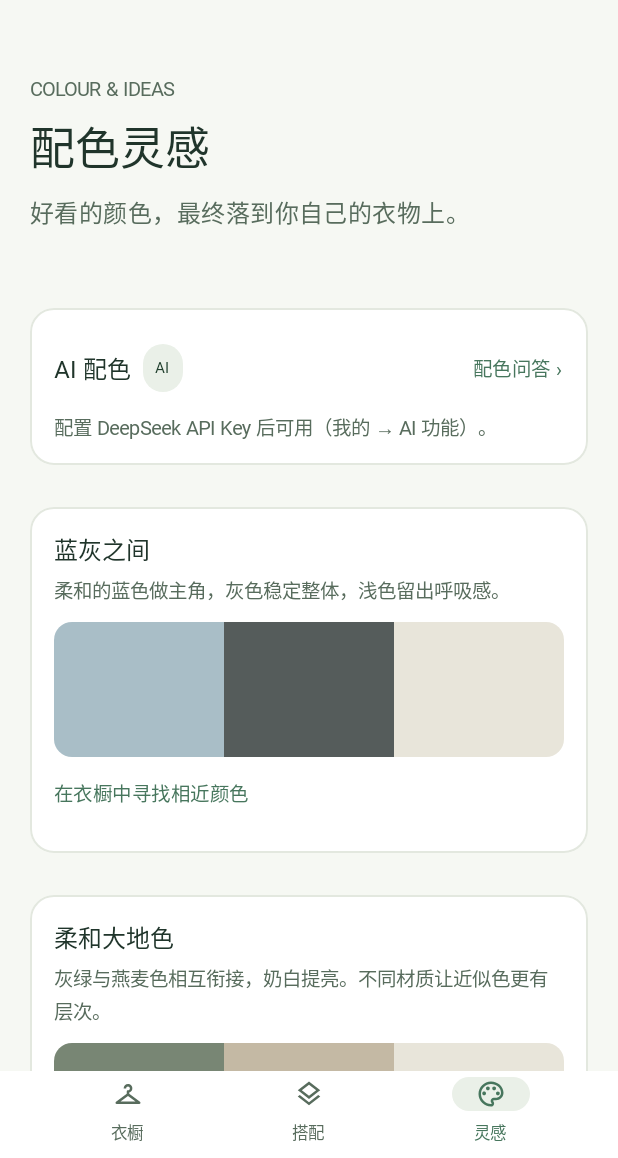
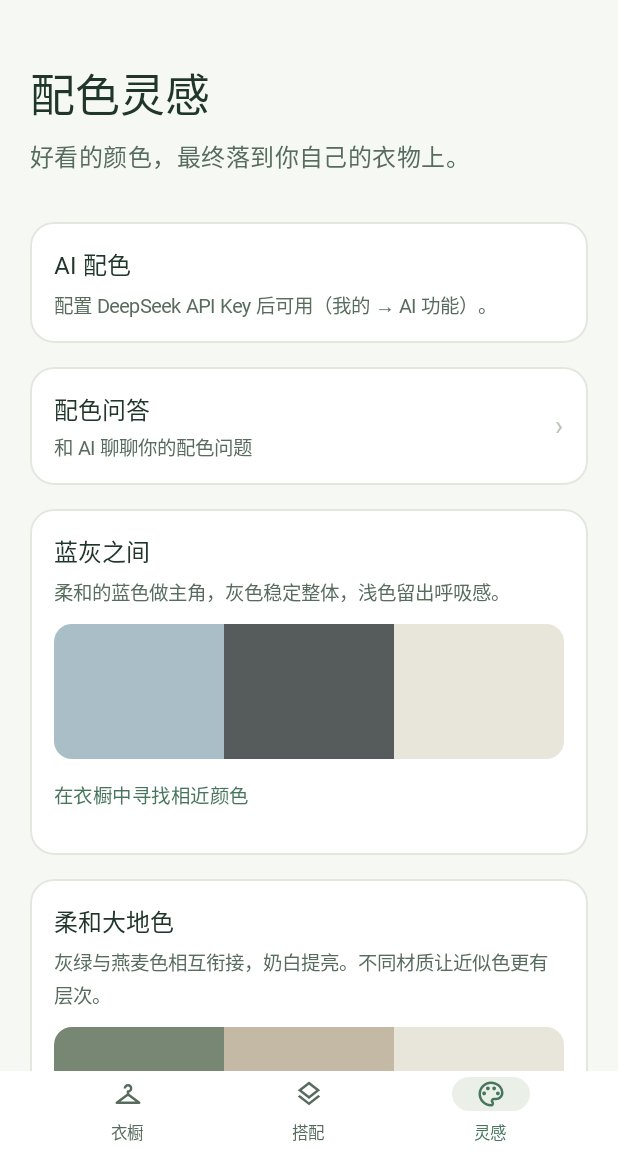
Before and after one commit to frozamina/fitlog, an Android app built with Jetpack Compose: the InspirationScreen screen opened through its navigation route, on a phone screen of 412 x 824 dp, the part 78-1236 px from its top. Run offline under Robolectric (Android 15) with nearby library versions, the phone set to English and light mode, and no system bars; our stand-ins replace Room's generated code; pictures from the network do not load; Roboto replaces fonts that are not available here.

Commit message:
v0.4.10: 三大主页纵向节奏收紧（Heading 边距/列表间隔/空状态留白）；灵感页删英文眉题与 AI 徽章，配色问答独立入口卡片；清理其余英文眉题

```diff
--- a/app/build.gradle.kts
+++ b/app/build.gradle.kts
@@ -14,8 +14,8 @@ android {
         applicationId = "com.fitlog.app"
         minSdk = 26
         targetSdk = 34
-        versionCode = 15
-        versionName = "0.4.9"
+        versionCode = 16
+        versionName = "0.4.10"
     }
 
     buildTypes {
--- a/app/src/main/java/com/fitlog/app/ui/StudioComponents.kt
+++ b/app/src/main/java/com/fitlog/app/ui/StudioComponents.kt
@@ -31,13 +31,13 @@ import java.io.File
 
 @Composable
 fun StudioHeading(eyebrow:String,title:String,description:String){
-    Column(Modifier.fillMaxWidth().padding(top=20.dp,bottom=24.dp)){
+    Column(Modifier.fillMaxWidth().padding(top=8.dp,bottom=16.dp)){
         if(eyebrow.isNotBlank()){
             Text(eyebrow,style=Typography2.caption,color=FitTheme.colors.textSub)
-            Spacer(Modifier.height(8.dp))
+            Spacer(Modifier.height(6.dp))
         }
         Text(title,style=Typography2.pageTitle,color=FitTheme.colors.textMain,modifier=Modifier.semantics { heading() })
-        if(description.isNotBlank()){Spacer(Modifier.height(10.dp));Text(description,style=Typography2.body,color=FitTheme.colors.textSub)}
+        if(description.isNotBlank()){Spacer(Modifier.height(8.dp));Text(description,style=Typography2.body,color=FitTheme.colors.textSub)}
     }
 }
 /**
--- a/app/src/main/java/com/fitlog/app/ui/screens/DetailScreen.kt
+++ b/app/src/main/java/com/fitlog/app/ui/screens/DetailScreen.kt
@@ -28,7 +28,7 @@ fun DetailScreen(vm:AppViewModel,garmentId:Long,onBack:()->Unit,onEdit:(Long)->U
             StageReveal(0){GarmentPhoto(g,cover?:images.firstOrNull { it.isCover }?.path?:images.firstOrNull()?.path,Modifier.fillMaxWidth().heightIn(max=420.dp).aspectRatio(1f))}
             if(images.size>1)Row(Modifier.padding(vertical=8.dp),horizontalArrangement=Arrangement.spacedBy(8.dp)){images.take(9).forEach { image->Box(Modifier.size(48.dp).clickable{cover=image.path}){GarmentPhoto(g,image.path,Modifier.fillMaxSize())}}}
             StageReveal(1){Column{
-                StudioHeading(g.brand.ifBlank { "YOUR PIECE" },g.name,"${g.type} · 标码 ${g.sizeLabel.ifBlank { "未记录" }}")
+                StudioHeading("",g.name,"${g.type} · 标码 ${g.sizeLabel.ifBlank { "未记录" }}")
                 if(Styling.slot(g.type)!=Styling.Slot.NONE)Button(onClick={onStyle(g.id)},modifier=Modifier.fillMaxWidth().heightIn(min=48.dp)){Text("用这件搭配")}
                 Row(Modifier.fillMaxWidth(),horizontalArrangement=Arrangement.SpaceBetween){TextButton(onClick={vm.favorite(g.id)}){Icon(if(g.favorite)Icons.Outlined.Favorite else Icons.Outlined.FavoriteBorder,contentDescription=null);Spacer(Modifier.width(6.dp));Text(if(g.favorite)"已收藏" else "收藏")};TextButton(onClick={onEdit(g.id)}){Text("编辑单品")}}
             }}
--- a/app/src/main/java/com/fitlog/app/ui/screens/ListScreen.kt
+++ b/app/src/main/java/com/fitlog/app/ui/screens/ListScreen.kt
@@ -23,7 +23,7 @@ fun ListScreen(vm:AppViewModel,onOpen:(Long)->Unit,onAdd:()->Unit={},onStyle:(Lo
     val aiPalettes by vm.aiPalettes.collectAsState()
     val group=StudioPalettes.all.find { it.id==palette } ?: aiPalettes.find { it.id==palette }
     val shown=garments.filter { g -> (category=="全部"||g.type==category)&&(!favorite||g.favorite)&&(query.isBlank()||(g.name+" "+g.brand).contains(query,true))&&(group==null||Styling.matchesPalette(g.mainColor,group.colors)) }
-    LazyVerticalGrid(columns=GridCells.Adaptive(156.dp),modifier=Modifier.fillMaxSize(),contentPadding=PaddingValues(start=20.dp,end=20.dp,bottom=88.dp),horizontalArrangement=Arrangement.spacedBy(16.dp),verticalArrangement=Arrangement.spacedBy(26.dp)){
+    LazyVerticalGrid(columns=GridCells.Adaptive(156.dp),modifier=Modifier.fillMaxSize(),contentPadding=PaddingValues(start=20.dp,end=20.dp,bottom=88.dp),horizontalArrangement=Arrangement.spacedBy(16.dp),verticalArrangement=Arrangement.spacedBy(20.dp)){
         item(span={GridItemSpan(maxLineSpan)}){StageReveal(0){Column{
             StudioHeading("", "我的衣橱", "先选一件想穿的，再找到它的搭配。")
             Row(Modifier.fillMaxWidth(),horizontalArrangement=Arrangement.SpaceBetween,verticalAlignment=Alignment.CenterVertically){Text("${garments.size} 件衣物",style=Typography2.caption,color=FitTheme.colors.textSub);Button(onClick=onAdd){Icon(Icons.Outlined.Add,contentDescription=null);Text("录入衣物")}}
--- a/app/src/main/java/com/fitlog/app/ui/screens/StudioScreens.kt
+++ b/app/src/main/java/com/fitlog/app/ui/screens/StudioScreens.kt
@@ -35,10 +35,10 @@ fun OutfitsScreen(vm:AppViewModel,onNew:()->Unit,onEdit:(Long)->Unit,onCopy:(Lon
     val outfits by vm.outfits.collectAsState();val links by vm.outfitPieces.collectAsState();val garments by vm.garments.collectAsState();val images by vm.imageLibrary.collectAsState()
     var query by remember { mutableStateOf("") }
     val shown=outfits.filter { (it.name+it.tags+it.occasion).contains(query,true) }
-    LazyColumn(Modifier.fillMaxSize(),contentPadding=PaddingValues(20.dp),verticalArrangement=Arrangement.spacedBy(24.dp)){
+    LazyColumn(Modifier.fillMaxSize(),contentPadding=PaddingValues(20.dp),verticalArrangement=Arrangement.spacedBy(16.dp)){
         item {StageReveal(0){Column{StudioHeading("","我的搭配","把喜欢的组合留下，下次直接拿来穿。");Button(onClick=onNew){Icon(Icons.Outlined.Add,contentDescription=null);Text("新建搭配")}}}}
         if(outfits.isNotEmpty())item {OutlinedTextField(query,{query=it},placeholder={Text("搜索名称、风格、场合")},singleLine=true,modifier=Modifier.fillMaxWidth())}
-        if(shown.isEmpty())item {Column(Modifier.padding(vertical=40.dp)){Text(if(outfits.isEmpty())"还没有保存搭配" else "没有找到匹配的搭配",style=Typography2.sectionTitle);Spacer(Modifier.height(12.dp));Text("先选一件想穿的，其他部分可以慢慢调整。",style=Typography2.body,color=FitTheme.colors.textSub)}}
+        if(shown.isEmpty())item {Column(Modifier.padding(vertical=8.dp)){Text(if(outfits.isEmpty())"还没有保存搭配" else "没有找到匹配的搭配",style=Typography2.sectionTitle);Spacer(Modifier.height(8.dp));Text("先选一件想穿的，其他部分可以慢慢调整。",style=Typography2.body,color=FitTheme.colors.textSub)}}
         items(shown,key={it.id}){o->StageReveal(1){Column{
             val pieces=links.filter { it.outfitId==o.id }.sortedBy { it.sortOrder }.mapNotNull { p->garments.find { it.id==p.garmentId } }
             Box(Modifier.clickable{onEdit(o.id)}){OutfitBoard(pieces,images,o.anchorId)}
@@ -75,13 +75,13 @@ fun OutfitEditorScreen(vm:AppViewModel,initialAnchor:Long,editId:Long,copyId:Lon
     StudioSubPage(if(editId>0&&!asNew)"调整这套搭配" else "从这一件开始",onBack){
         if(anchor==null&&selected.isEmpty()){
             LazyColumn(Modifier.fillMaxSize(),contentPadding=PaddingValues(20.dp),verticalArrangement=Arrangement.spacedBy(12.dp)){
-                item{StudioHeading("START WITH A PIECE","先选一件想穿的","推荐只会使用你已有的衣物。")}
+                item{StudioHeading("","先选一件想穿的","推荐只会使用你已有的衣物。")}
                 if(available.isEmpty())item{StudioNote("衣橱还没有可参与搭配的衣物，请先返回录入。")}
                 items(available,key={it.id}){g->TextButton(onClick={choose(g)},modifier=Modifier.fillMaxWidth().heightIn(min=56.dp)){Text(g.name,style=Typography2.body)}}
             };return@StudioSubPage
         }
         Column(Modifier.fillMaxSize().verticalScroll(rememberScrollState()).padding(20.dp)){
-            StudioHeading("STYLE AROUND IT","保留这一件，换出新的可能","搭配不绑定日期，可以反复修改和使用。")
+            StudioHeading("","保留这一件，换出新的可能","搭配不绑定日期，可以反复修改和使用。")
             Row(Modifier.fillMaxWidth(),verticalAlignment=Alignment.CenterVertically){Icon(Icons.Outlined.Lock,contentDescription=null,tint=MaterialTheme.colorScheme.primary);Spacer(Modifier.width(8.dp));Text(garments.find { it.id==anchor }?.name?:"尚未选择起搭单品",style=Typography2.cardTitle,modifier=Modifier.weight(1f));TextButton(onClick={picker="anchor"}){Text("更换")}}
             if(suggestions.size>1)FlowRow(horizontalArrangement=Arrangement.spacedBy(8.dp)){suggestions.forEachIndexed { n,s -> FilterChip(colors=FilterChipDefaults.filterChipColors(selectedContainerColor=if(FitTheme.colors.isDark) FitTheme.colors.surfaceVariant else PrimaryLight, selectedLabelColor=if(FitTheme.colors.isDark) FitTheme.colors.textMain else PrimaryDark),selected=selected==s.ids,onClick={selected=s.ids},label={Text("方案 ${n+1}")},modifier=Modifier.heightIn(min=44.dp)) }}
             Spacer(Modifier.height(12.dp));val pieces=selected.mapNotNull { id->garments.find { it.id==id } }
@@ -116,9 +116,21 @@ object StudioPalettes{val all=listOf(StudioPalette("blue","蓝灰之间","柔和
 fun InspirationScreen(vm:AppViewModel,onPalette:(String)->Unit,onStyle:(Long)->Unit,onChat:()->Unit={}){
     val garments by vm.garments.collectAsState()
     val aiPalettes by vm.aiPalettes.collectAsState()
-    LazyColumn(Modifier.fillMaxSize(),contentPadding=PaddingValues(20.dp),verticalArrangement=Arrangement.spacedBy(28.dp)){
-        item{StageReveal(0){StudioHeading("COLOUR & IDEAS","配色灵感","好看的颜色，最终落到你自己的衣物上。")}}
-        item{AiPaletteCard(vm,onChat)}
+    LazyColumn(Modifier.fillMaxSize(),contentPadding=PaddingValues(20.dp),verticalArrangement=Arrangement.spacedBy(16.dp)){
+        item{StageReveal(0){StudioHeading("","配色灵感","好看的颜色，最终落到你自己的衣物上。")}}
+        item{AiPaletteCard(vm)}
+        item{
+            // 独立入口：配色问答（与 AI 色板生成分离）
+            Surface(onClick=onChat,shape=RoundedCornerShape(16.dp),color=FitTheme.colors.surface,border=BorderStroke(1.dp,FitTheme.colors.line),modifier=Modifier.fillMaxWidth()){
+                Row(Modifier.padding(16.dp),verticalAlignment=Alignment.CenterVertically){
+                    Column(Modifier.weight(1f)){
+                        Text("配色问答",style=Typography2.cardTitle,color=FitTheme.colors.textMain)
+                        Spacer(Modifier.height(4.dp));Text("和 AI 聊聊你的配色问题",style=Typography2.caption,color=FitTheme.colors.textSub)
+                    }
+                    Text("›",fontSize=18.sp,color=FitTheme.colors.outline)
+                }
+            }
+        }
         items(aiPalettes,key={it.id}){p->PaletteCard(p,badge="AI 生成",onPalette=onPalette)}
         items(StudioPalettes.all,key={it.id}){p->PaletteCard(p,onPalette=onPalette)}
         item{StageReveal(2){StudioNote("这是配色灵感示例，不代表你的个人四季色彩结论。主色可以在衣物编辑中修正。")}}
@@ -149,19 +161,14 @@ private fun PaletteCard(p:StudioPalette,badge:String?=null,onPalette:(String)->U
 }
 @OptIn(ExperimentalLayoutApi::class,ExperimentalMaterial3Api::class)
 @Composable
-private fun AiPaletteCard(vm:AppViewModel,onChat:()->Unit){
+private fun AiPaletteCard(vm:AppViewModel){
     val hasKey by vm.apiKeyState.collectAsState()
     val busy by vm.aiBusy.collectAsState()
     var keyword by remember { mutableStateOf("") }
     var useWardrobe by remember { mutableStateOf(true) }
     Surface(shape=RoundedCornerShape(16.dp),color=FitTheme.colors.surface,border=BorderStroke(1.dp,FitTheme.colors.line),modifier=Modifier.fillMaxWidth()){
         Column(Modifier.padding(16.dp)){
-            Row(verticalAlignment=Alignment.CenterVertically){
-                Text("AI 配色",style=Typography2.cardTitle,color=FitTheme.colors.textMain)
-                Spacer(Modifier.width(8.dp));Surface(shape=RoundedCornerShape(999.dp),color=PrimaryLight){Text("AI",fontSize=10.sp,color=PrimaryDark,modifier=Modifier.padding(horizontal=8.dp,vertical=2.dp))}
-                Spacer(Modifier.weight(1f))
-                TextButton(onClick=onChat,contentPadding=PaddingValues(horizontal=0.dp),modifier=Modifier.heightIn(min=36.dp)){Text("配色问答 ›",fontSize=13.sp,color=MaterialTheme.colorScheme.primary)}
-            }
+            Text("AI 配色",style=Typography2.cardTitle,color=FitTheme.colors.textMain)
             Spacer(Modifier.height(6.dp))
             Text(if(hasKey)"输入一个主题，AI 结合配色知识为你生成专属配色。" else "配置 DeepSeek API Key 后可用（我的 → AI 功能）。",style=Typography2.caption,color=FitTheme.colors.textSub)
             if(hasKey){
@@ -190,7 +197,7 @@ fun CompareScreen(vm:AppViewModel,candidateId:Long,onBack:()->Unit){
     var referenceId by remember { mutableStateOf<Long?>(null) }
     val candidates=garments.filter { it.id!=candidateId&&it.type==candidate?.type }.sortedByDescending { FitRating.from(it.fit)==FitRating.FIT }
     StudioSubPage("对比尺码",onBack){Column(Modifier.fillMaxSize().verticalScroll(rememberScrollState()).padding(20.dp)){
-        StudioHeading("FIT REFERENCE","用熟悉的衣物作参照","选择一件同类型、你了解实穿感受的衣物。")
+        StudioHeading("","用熟悉的衣物作参照","选择一件同类型、你了解实穿感受的衣物。")
         Text(candidate?.name?:"当前衣物已不存在",style=Typography2.sectionTitle)
         if(candidates.isEmpty())StudioNote("还没有其他同类型衣物可对照。录入后即可并排查看。")
         candidates.forEach { g->Row(Modifier.fillMaxWidth().clickable{referenceId=g.id}.heightIn(min=56.dp),verticalAlignment=Alignment.CenterVertically){RadioButton(selected=g.id==referenceId,onClick={referenceId=g.id});Column{Text(g.name,style=Typography2.body);Text("标码 ${g.sizeLabel.ifBlank{"未记录"}} · ${g.fit}",style=Typography2.caption,color=FitTheme.colors.textSub)}}}
```
Also changed, not shown: 2 other files.
